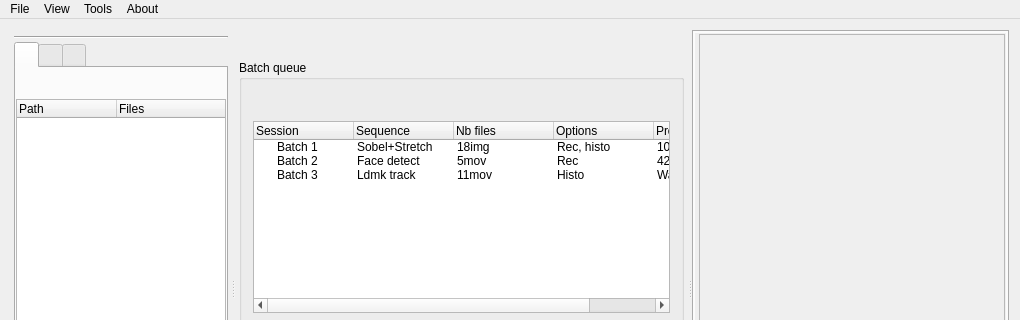
The window that workflow/ui/emamainwindow.ui (cseyve/piaf) describes before a commit, drawn with Qt 5; both pictures show x 0 to 1020 and y 0 to 320 of the 1020 by 728 pixel window.
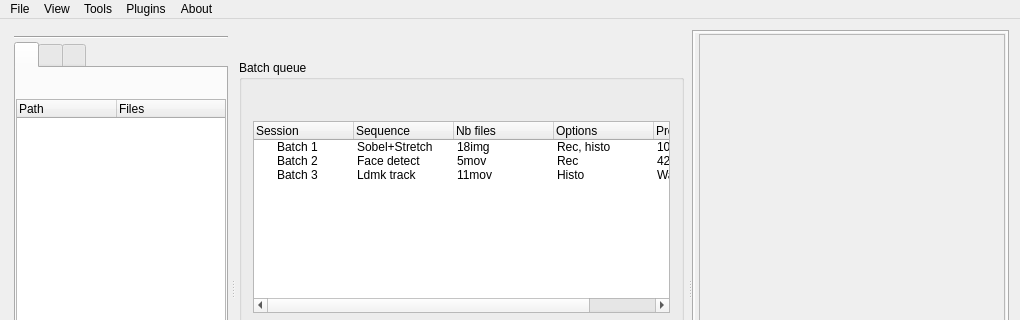
The same window after the commit. Icons and pictures are not drawn. Custom widgets are drawn as their Qt base class.

Commit message: Bugfix: double loading of plugin binary process

The edit to the form file:
```diff
--- a/workflow/ui/emamainwindow.ui
+++ b/workflow/ui/emamainwindow.ui
@@ -1540,11 +1540,17 @@
     </property>
     <addaction name="actionConvert_images_to_AVI"/>
     <addaction name="actionBatch_processor"/>
+   </widget>
+   <widget class="QMenu" name="menuPlugins">
+    <property name="title">
+     <string>Plugins</string>
+    </property>
     <addaction name="actionEdit_plugins"/>
    </widget>
    <addaction name="menuFile"/>
    <addaction name="menuEdit"/>
    <addaction name="menuTools"/>
+   <addaction name="menuPlugins"/>
    <addaction name="menuAbout"/>
   </widget>
   <action name="actionPreferences">
```
Left out of the diff: 17 changed lines with no effect on the pictures. The commit also changes 10 other files.
